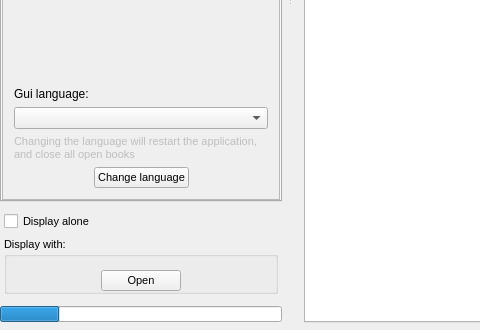
MosheWagner/Orayta-QT, file mainwindow.ui: the form before one commit; both pictures show x 0 to 480 and y 395 to 725 of the 1097 by 725 pixel window.
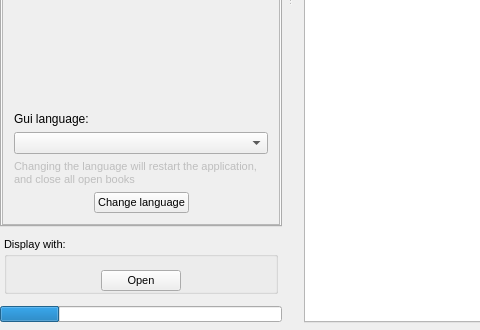
The form after the commit. The open tabs and pages were chosen to show the change. Icons and pictures are not drawn. Custom widgets are drawn as their Qt base class.

Commit message: - Show alone button removed

The edit to the form file:
```diff
--- a/mainwindow.ui
+++ b/mainwindow.ui
@@ -1165,8 +1165,8 @@
                <rect>
                 <x>0</x>
                 <y>0</y>
-                <width>254</width>
-                <height>463</height>
+                <width>222</width>
+                <height>477</height>
                </rect>
               </property>
               <layout class="QVBoxLayout" name="verticalLayout_7">
@@ -1469,13 +1469,6 @@
           <property name="bottomMargin">
            <number>6</number>
           </property>
-          <item>
-           <widget class="QCheckBox" name="aloneCheckBox">
-            <property name="text">
-             <string>Display alone</string>
-            </property>
-           </widget>
-          </item>
           <item>
            <widget class="QGroupBox" name="mixedFrame">
             <property name="title">
```
The commit also changes 9 other files.
